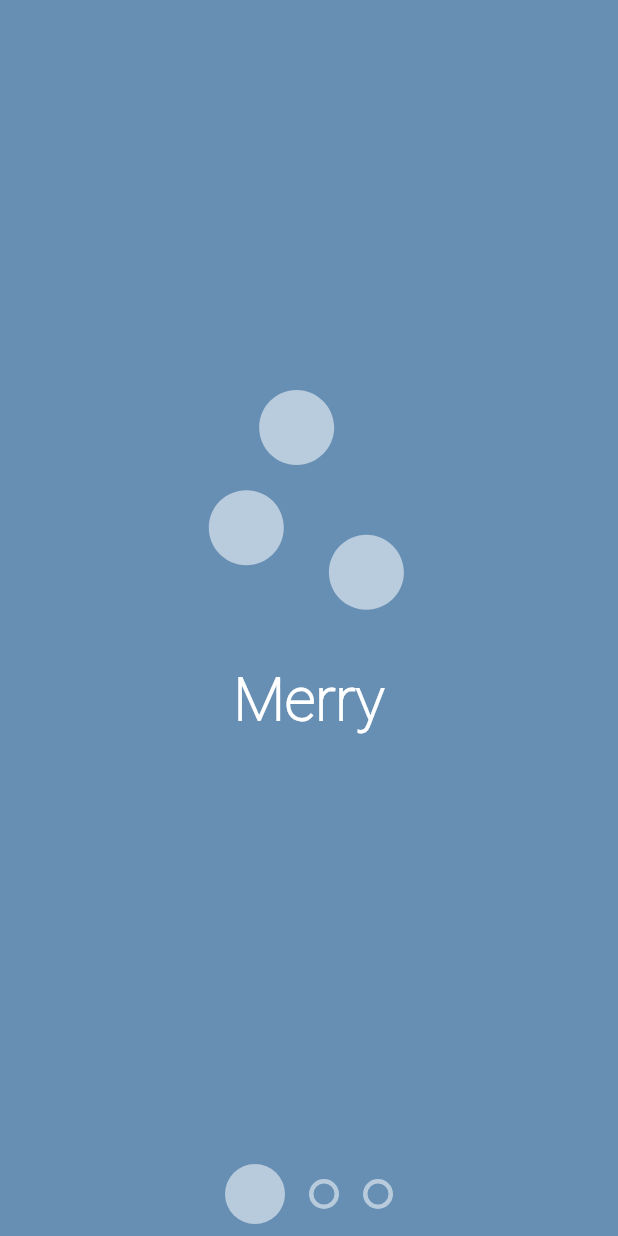
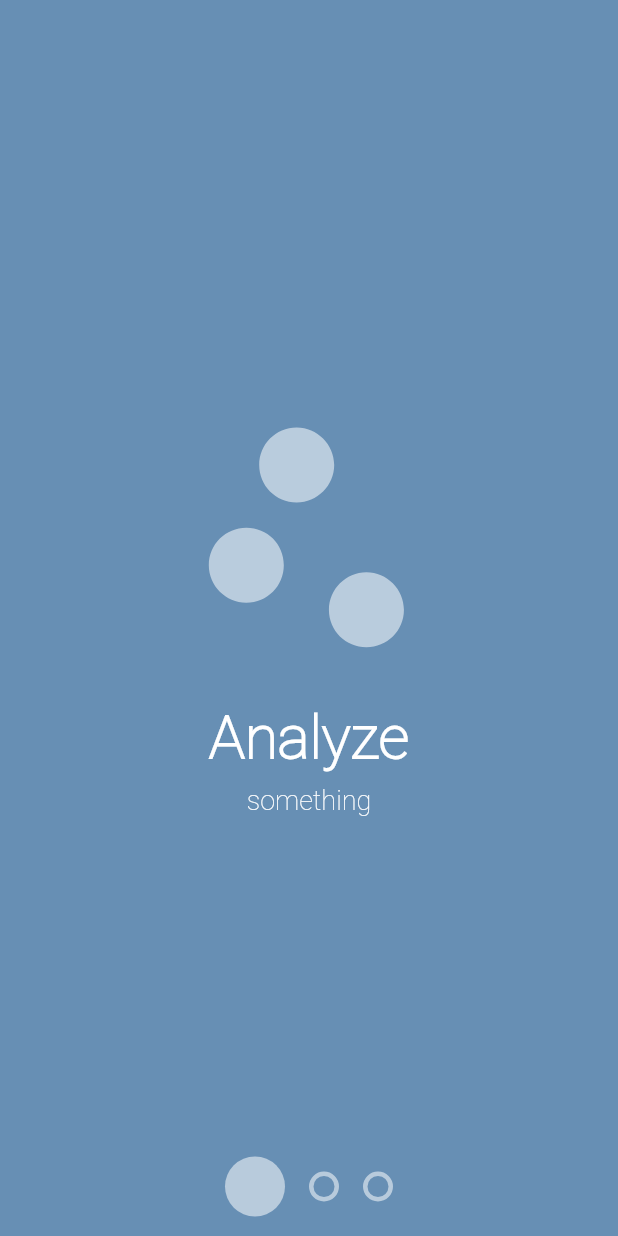
Before and after one commit to colbymaloy/animated_page_transition, a Flutter app: the screen it shows after launch, on a phone screen of 412 x 824 dp. Run offline on Flutter 3.47's test engine with Material 2 defaults, Android fonts, the phone set to English and light mode, and no system bars.

```diff
--- a/lib/main.dart
+++ b/lib/main.dart
@@ -102,13 +102,16 @@ class _MyHomePageState extends State<MyHomePage> with TickerProviderStateMixin {
         children: <Widget>[
           Page(
             pageViewModel: pages[activeIndex],
-            percentVisible: 1.0,
+            percentVisible: 1.0,canContinue: activeIndex >= pages.length - 1,
           ),
+
           PageReveal(
               revealPercent: slidePercent,
+              slideDirection: slideDirection,
               child: Page(
                 pageViewModel: pages[nextPageIndex],
                 percentVisible: slidePercent,
+                canContinue: false,
               )),
           PagerIndicator(
             viewModel: PagerIndicatorViewModel(
--- a/lib/page_reveal.dart
+++ b/lib/page_reveal.dart
@@ -1,30 +1,34 @@
 import 'dart:math';
 
 import 'package:flutter/material.dart';
+import 'package:material_page_reveal/pager_indicator.dart';
 
 class PageReveal extends StatelessWidget {
   final double revealPercent;
   final Widget child;
+  final SlideDirection slideDirection;
 
-  PageReveal({this.revealPercent, this.child});
+  PageReveal({this.revealPercent, this.child, this.slideDirection});
 
   @override
   Widget build(BuildContext context) {
-    return ClipOval(
+    return  ClipOval(
       child: child,
-      clipper: BottomOvalClipper(revealPercent),
+      clipper: BottomOvalClipper(revealPercent, slideDirection),
     );
   }
 }
 
 class BottomOvalClipper extends CustomClipper<Rect> {
   final double revealPercent;
-
-  BottomOvalClipper(this.revealPercent);
+  final SlideDirection slideDirection;
+  BottomOvalClipper(this.revealPercent, this.slideDirection);
 
   @override
   getClip(Size size) {
-    final epicenter = Offset(size.width / 2, size.height * .9);
+    final epicenter = slideDirection == SlideDirection.rightToLeft
+        ? Offset(size.width * .9, size.height / 2)
+        : Offset(size.width *.1, size.height /2);
 
     double theta = atan(epicenter.dy / epicenter.dx);
     final distanceToCorner = epicenter.dy / sin(theta);
--- a/lib/pager_indicator.dart
+++ b/lib/pager_indicator.dart
@@ -82,6 +82,7 @@ class PageBubble extends StatelessWidget {
   Widget build(BuildContext context) {
     return Padding(
       padding: const EdgeInsets.all(8.0),
+      child: Container(height: 50,
               child: Container(
           child: Opacity(
             opacity: viewModel.activePercent,
@@ -101,6 +102,7 @@ class PageBubble extends StatelessWidget {
                           .withAlpha(0x88 * 1 - viewModel.activePercent.round())
                       : Colors.transparent)),
         ),
+      ),
     );
   }
 }
--- a/lib/pages.dart
+++ b/lib/pages.dart
@@ -2,38 +2,42 @@ import 'package:flutter/material.dart';
 
 final pages = [
   PageViewModel(
-      "Merry",
-      "",
+      "Analyze",
+      "something",
       Color(0xFF678FB4),
       Icon(
         Icons.scatter_plot,
         color: Colors.white54,
         size: 200,
-      )),
+      ),
+      false),
   PageViewModel(
-      "Christmas",
-      "",
+      "Connect",
+      "with something",
       Color(0xFF65B0B4),
       Icon(
         Icons.person,
         color: Colors.white54,
         size: 200,
-      )),
+      ),
+      false),
   PageViewModel(
-      "Everyone!",
-      "",
+      "Explore",
+      "somwhere",
       Color(0xFF9B90BC),
       Icon(
-        Icons.new_releases,
+        Icons.explore,
         color: Colors.white54,
         size: 200,
-      ))
+      ),
+      true)
 ];
 
 class Page extends StatelessWidget {
   final PageViewModel pageViewModel;
   final double percentVisible;
-  Page({this.pageViewModel, this.percentVisible = 1.0});
+  final bool canContinue;
+  Page({this.pageViewModel, this.percentVisible = 1.0, this.canContinue});
 
   @override
   Widget build(BuildContext context) {
@@ -64,13 +68,30 @@ class Page extends StatelessWidget {
               transform: Matrix4.translationValues(
                   0.0, 30.0 * (1 - percentVisible), 0.0),
               child: Padding(
-                padding: const EdgeInsets.only(bottom: 75.0),
+                padding: const EdgeInsets.only(bottom: 20.0),
                 child: Text(
                   pageViewModel.body,
-                  style: TextStyle(color: Colors.white),
+                  style: TextStyle(color: Colors.white, fontSize: 18),
                 ),
               ),
-            )
+            ),
+            canContinue
+                ? Transform(
+                    transform: Matrix4.translationValues(
+                        0.0, 30.0 * (1 - percentVisible), 0.0),
+                    child: Padding(
+                      padding: const EdgeInsets.only(bottom: 75.0),
+                      child: FlatButton(
+                        shape: Border.all(),
+                        onPressed: () {},
+                        child: Text(
+                          "continue",
+                          style: TextStyle(color: Colors.white, fontSize: 18),
+                        ),
+                      ),
+                    ),
+                  )
+                : Container()
           ],
         ),
       ),
@@ -83,6 +104,8 @@ class PageViewModel {
   final String title;
   final String body;
   final Icon pageIcon;
+  final bool canContinue;
 
-  PageViewModel(this.title, this.body, this.color, this.pageIcon);
+  PageViewModel(
+      this.title, this.body, this.color, this.pageIcon, this.canContinue);
 }
```
Lines whose indentation alone changed are shown as unchanged.
